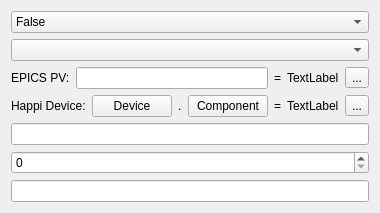
The window that atef/ui/config_value_edit.ui (pcdshub/atef) describes before a commit, drawn with Qt 5.
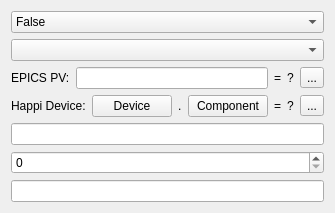
The same window after the commit.

Commit message: ENH: first pass at widget done except happi and context menu

What changed in the file:
```diff
--- a/atef/ui/config_value_edit.ui
+++ b/atef/ui/config_value_edit.ui
@@ -6,7 +6,7 @@
    <rect>
     <x>0</x>
     <y>0</y>
-    <width>356</width>
+    <width>313</width>
     <height>201</height>
    </rect>
   </property>
@@ -69,7 +69,7 @@
       <item>
        <widget class="QLabel" name="epics_value_preview">
         <property name="text">
-         <string>TextLabel</string>
+         <string>?</string>
         </property>
        </widget>
       </item>
@@ -136,7 +136,7 @@
       <item>
        <widget class="QLabel" name="happi_value_preview">
         <property name="text">
-         <string>TextLabel</string>
+         <string>?</string>
         </property>
        </widget>
       </item>
```
The commit also changes 1 other file.
